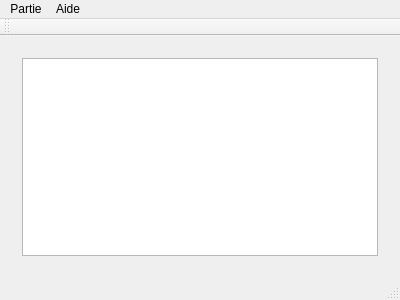
This is src/mainwindow.ui in matthieudelaro/GOST-Framework as Qt 5 draws it before an edit. The edited form follows.
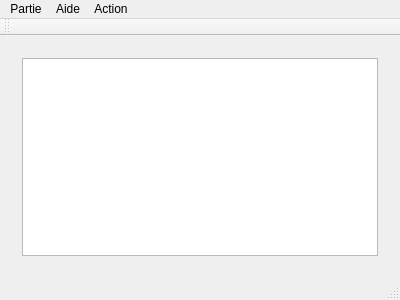
This is the edited form.

Commit message: Ajout du raccourcis clavier Crtl+z pour annuler les coups précédents.

The edit to the form file:
```diff
--- a/src/mainwindow.ui
+++ b/src/mainwindow.ui
@@ -59,8 +59,15 @@
     </property>
     <addaction name="actionAfficher_Fin"/>
    </widget>
+   <widget class="QMenu" name="menuAction">
+    <property name="title">
+     <string>Action</string>
+    </property>
+    <addaction name="actionAnnuler"/>
+   </widget>
    <addaction name="menuPartie"/>
    <addaction name="menuAide"/>
+   <addaction name="menuAction"/>
   </widget>
   <widget class="QToolBar" name="mainToolBar">
    <attribute name="toolBarArea">
```
Left out of the diff: 11 changed lines with no effect on the pictures. The commit also changes 2 other files.
